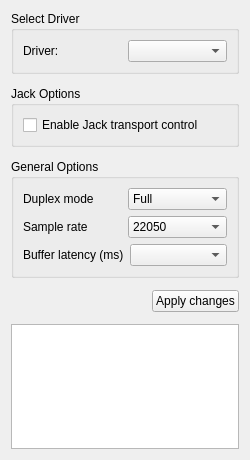
Above: src/traverso/dialogs/settings/AudioDriverConfigPage.ui from rsijrier/Traverso-DAW before the change. Below: the same form after it.
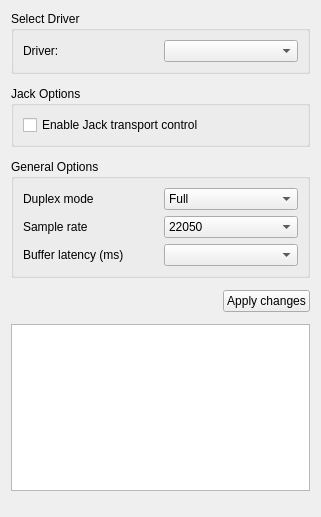
That is the form after the change.

Patch:
```diff
--- a/src/traverso/dialogs/settings/AudioDriverConfigPage.ui
+++ b/src/traverso/dialogs/settings/AudioDriverConfigPage.ui
@@ -6,8 +6,8 @@
    <rect>
     <x>0</x>
     <y>0</y>
-    <width>250</width>
-    <height>460</height>
+    <width>321</width>
+    <height>517</height>
    </rect>
   </property>
   <property name="windowTitle">
```
